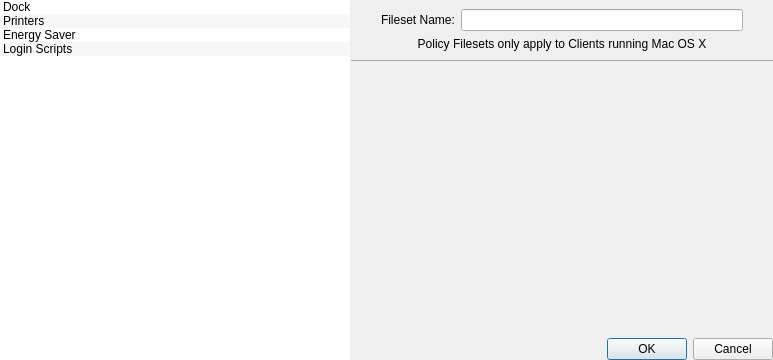
This is FWAdminLib/ManagedPolicyDlg.ui in fw-dev/translations as Qt 5 draws it before an edit. The edited form follows.
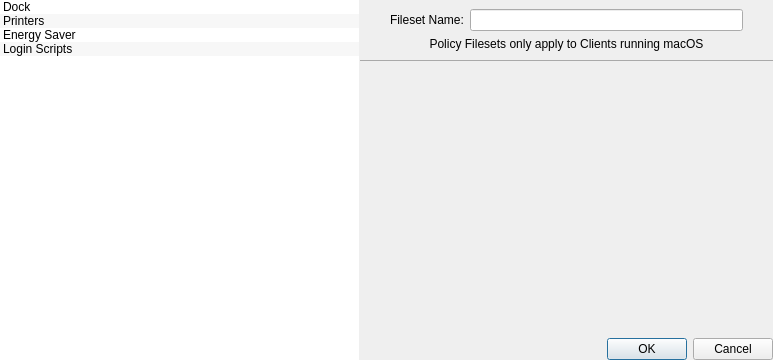
This is the edited form. Icons and pictures are not drawn. Custom widgets are drawn as their Qt base class.

What changed in the file:
```diff
--- a/FWAdminLib/ManagedPolicyDlg.ui
+++ b/FWAdminLib/ManagedPolicyDlg.ui
@@ -176,7 +176,7 @@
           <item>
            <widget class="QLabel" name="osxOnlyLabel">
             <property name="text">
-             <string>Policy Filesets only apply to Clients running Mac OS X</string>
+             <string>Policy Filesets only apply to Clients running macOS</string>
             </property>
             <property name="alignment">
              <set>Qt::AlignCenter</set>
```
